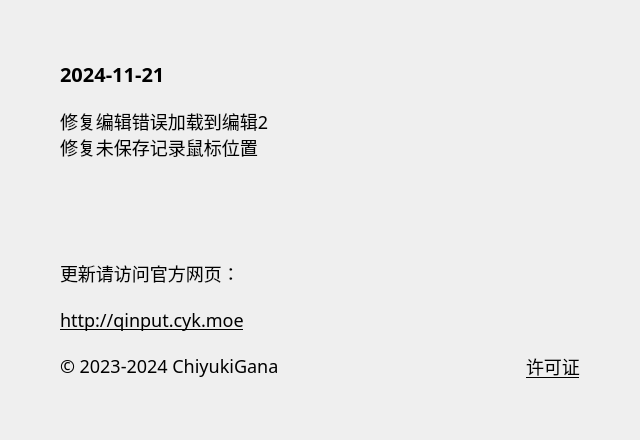
The window that source/ui/AboutUi.ui (ChiyukiGana/Quickinput) describes before a commit, drawn with Qt 5.
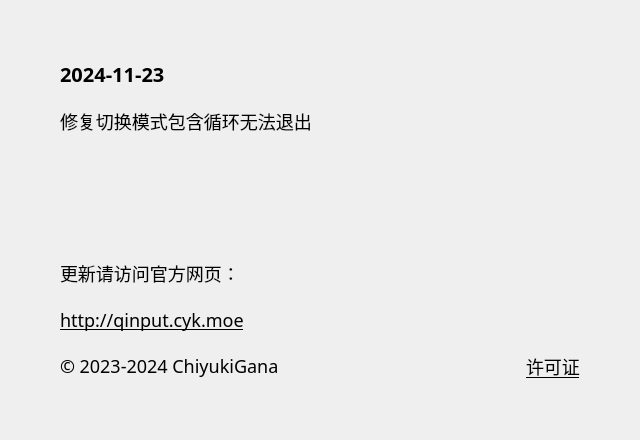
The same window after the commit.

The edit to the form file:
```diff
--- a/source/ui/AboutUi.ui
+++ b/source/ui/AboutUi.ui
@@ -88,7 +88,7 @@
          <string notr="true">font-size:20px</string>
         </property>
         <property name="text">
-         <string>2024-11-21</string>
+         <string>2024-11-23 </string>
         </property>
         <property name="textFormat">
          <enum>Qt::PlainText</enum>
@@ -104,8 +104,7 @@
          </sizepolicy>
         </property>
         <property name="text">
-         <string>修复编辑错误加载到编辑2
-修复未保存记录鼠标位置</string>
+         <string>修复切换模式包含循环无法退出</string>
         </property>
         <property name="textFormat">
          <enum>Qt::PlainText</enum>
```
Left out of the diff: 14 changed lines with no effect on the pictures.
